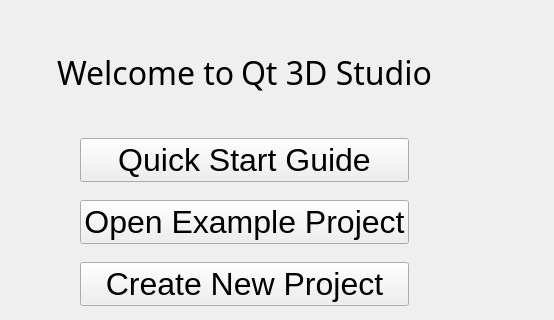
flyhex/qt3dstudio, file src/Authoring/Studio/Application/StudioTutorialWidget.ui: the form before one commit; both pictures show x 646 to 1200 and y 139 to 459 of the 1200 by 700 pixel window.
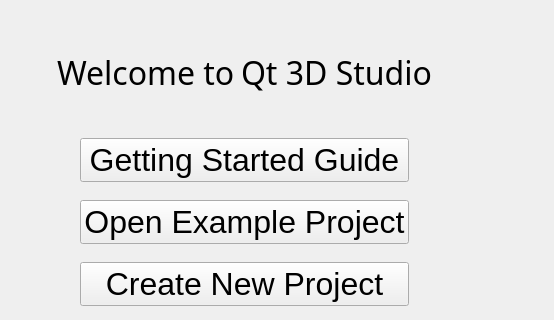
The form after the commit.

Commit message:
Change welcome screen guide button label
Task-number: QT3DS-3263

Patch:
```diff
--- a/src/Authoring/Studio/Application/StudioTutorialWidget.ui
+++ b/src/Authoring/Studio/Application/StudioTutorialWidget.ui
@@ -307,7 +307,7 @@
                  <string>studioTutorialNew</string>
                 </property>
                 <property name="text">
-                 <string>Quick Start Guide</string>
+                 <string>Getting Started Guide</string>
                 </property>
                </widget>
               </item>
```
